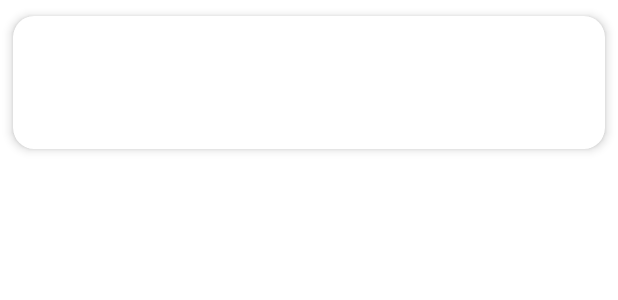
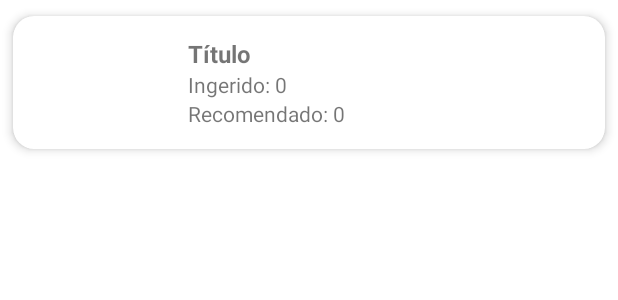
Before and after one commit to uhlalari/-FitUai, an Android app: the layout ds_meal_section_card.xml on its own in the app's theme, with its tools: preview values and no code run, on a phone screen of 412 x 824 dp. Shown: the top 300 px of the screen. Run offline under Robolectric (Android 15) with nearby library versions, the phone set to English and light mode, and no system bars.

Commit message:
Ajustes de tokens

```diff
--- a/designsystem/src/main/res/layout/ds_meal_section_card.xml
+++ b/designsystem/src/main/res/layout/ds_meal_section_card.xml
@@ -1,11 +1,12 @@
 <?xml version="1.0" encoding="utf-8"?>
 <com.google.android.material.card.MaterialCardView xmlns:android="http://schemas.android.com/apk/res/android"
     xmlns:app="http://schemas.android.com/apk/res-auto"
+    xmlns:tools="http://schemas.android.com/tools"
     android:id="@+id/ds_card_root"
     android:layout_width="match_parent"
     android:layout_height="110dp"
-    app:cardCornerRadius="14dp"
-    app:cardElevation="4dp"
+    app:cardCornerRadius="@dimen/ds_card_radius"
+    app:cardElevation="@dimen/ds_card_elevation"
     app:cardUseCompatPadding="true">
 
     <LinearLayout
@@ -13,14 +14,14 @@
         android:layout_height="match_parent"
         android:gravity="center_vertical"
         android:orientation="horizontal"
-        android:padding="12dp">
+        android:padding="@dimen/ds_spacing_m">
 
         <ImageView
             android:id="@+id/ds_icon"
             android:layout_width="0dp"
             android:layout_height="match_parent"
             android:layout_weight="1"
-            android:contentDescription="icon"
+            android:contentDescription="@string/ds_cd_icon"
             android:scaleType="centerInside" />
 
         <LinearLayout
@@ -29,34 +30,37 @@
             android:layout_weight="3"
             android:gravity="center_vertical"
             android:orientation="vertical"
-            android:paddingStart="12dp">
+            android:paddingStart="@dimen/ds_spacing_m">
 
             <TextView
                 android:id="@+id/ds_title"
                 android:layout_width="wrap_content"
                 android:layout_height="wrap_content"
                 android:textSize="16sp"
-                android:textStyle="bold" />
+                android:textStyle="bold"
+                tools:text="Título" />
 
             <TextView
                 android:id="@+id/ds_ingested"
                 android:layout_width="wrap_content"
                 android:layout_height="wrap_content"
-                android:textSize="14sp" />
+                android:textSize="14sp"
+                tools:text="Ingerido: 0" />
 
             <TextView
                 android:id="@+id/ds_recommended"
                 android:layout_width="wrap_content"
                 android:layout_height="wrap_content"
-                android:textSize="14sp" />
+                android:textSize="14sp"
+                tools:text="Recomendado: 0" />
         </LinearLayout>
 
         <ImageButton
             android:id="@+id/ds_action"
             android:layout_width="wrap_content"
             android:layout_height="wrap_content"
-            android:background="@null"
-            android:contentDescription="action" />
+            android:background="?attr/selectableItemBackgroundBorderless"
+            android:contentDescription="@string/ds_cd_action" />
     </LinearLayout>
 
 </com.google.android.material.card.MaterialCardView>
--- /dev/null
+++ b/designsystem/src/main/res/values/colors.xml
@@ -0,0 +1,5 @@
+<?xml version="1.0" encoding="utf-8"?>
+<resources>
+    <!-- Tokens de cor do Design System -->
+    <color name="ds_outline">#E0E0E0</color>
+</resources>
```
Also changed, not shown: designsystem/src/main/res/layout/ds_food_item.xml (+17 -14 lines), designsystem/src/main/res/layout/ds_nutrition_summary_banner.xml (+32 -31 lines), designsystem/src/main/res/layout/ds_water_card.xml (+15 -13 lines), designsystem/src/main/res/values/dimens.xml (added, +25 -0 lines), designsystem/src/main/res/values/strings.xml (+16 -0 lines).
